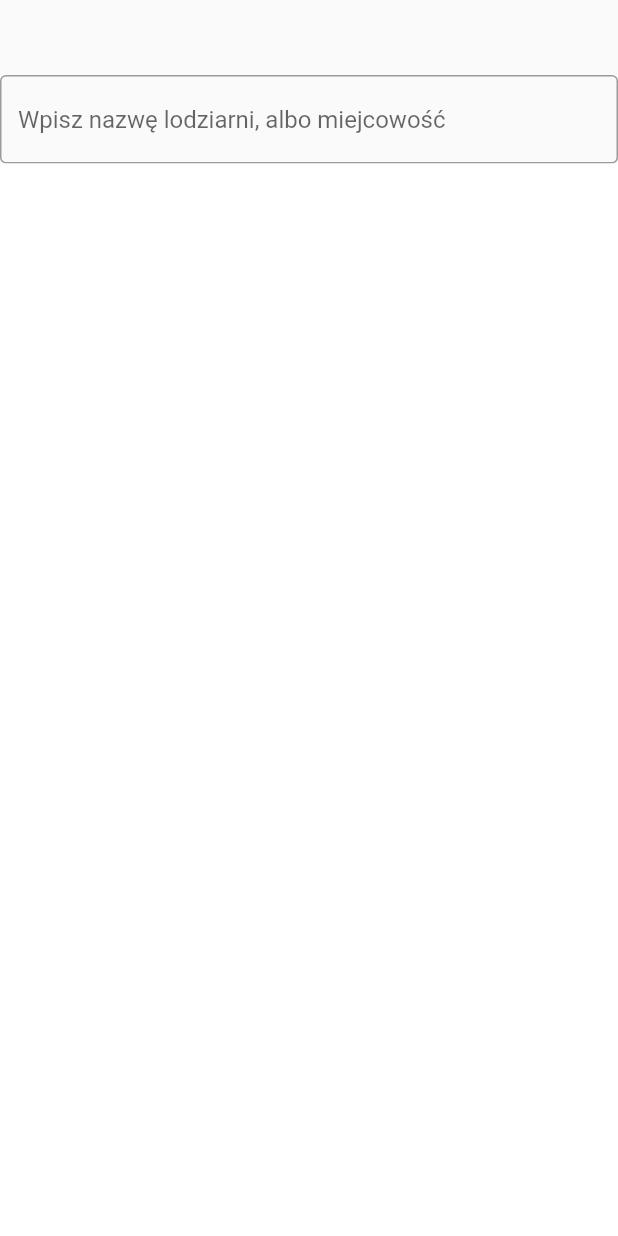
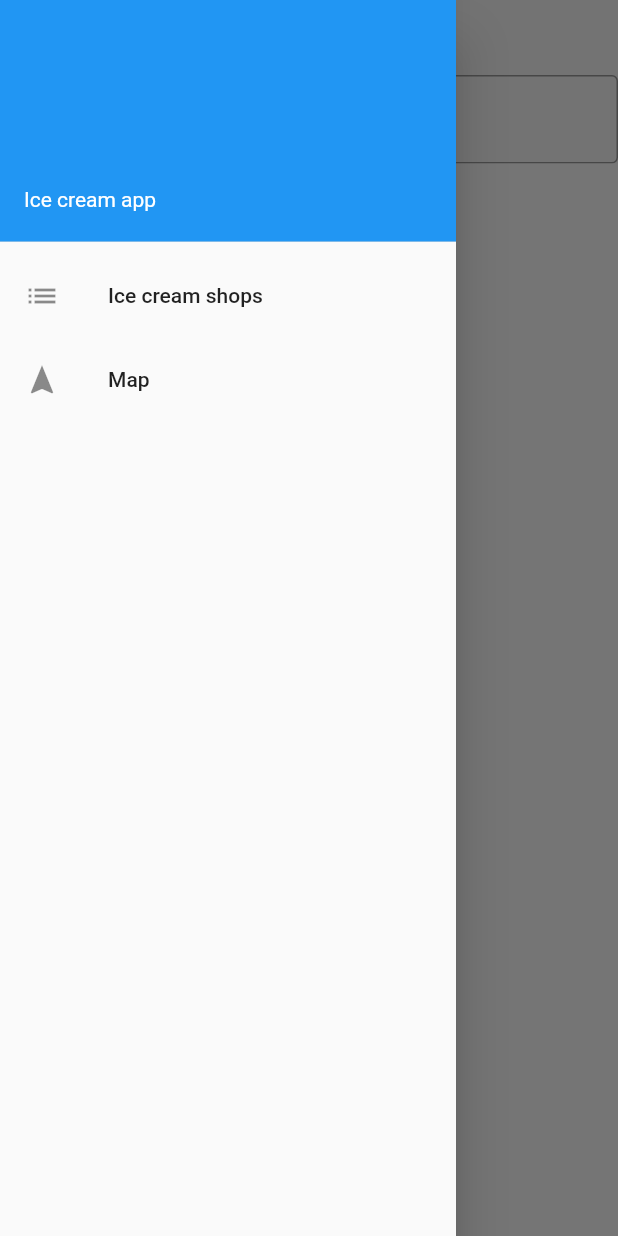
Before and after one commit to ProjektySemestr7/IceCreamApp, a Flutter app: the screen it shows after launch, with the side drawer open (before the commit the screen has no drawer), on a phone screen of 412 x 824 dp. Run offline on Flutter 3.47's test engine with Material 2 defaults, Android fonts, the phone set to English and light mode, and no system bars; our stand-ins replace cloud_firestore, firebase_core, google_maps_flutter; accounts and stored records are empty.

Commit message:
closed #18 Add app drawer

```diff
--- /dev/null
+++ b/lib/components/app_drawer.dart
@@ -0,0 +1,36 @@
+import 'package:flutter/material.dart';
+import 'package:ice2/views/map_view.dart';
+import 'package:ice2/views/stores_list.dart';
+
+class AppDrawer extends StatelessWidget {
+  @override
+  Widget build(BuildContext context) {
+    return SizedBox(
+        //width: 225,
+        child: Drawer(
+      child: ListView(
+        padding: const EdgeInsets.all(0),
+        children: <Widget>[
+          const UserAccountsDrawerHeader(
+            accountName: Text(""),
+            accountEmail: Text("Ice cream app"),
+          ),
+          ListTile(
+              leading: const Icon(Icons.list),
+              title: const Text("Ice cream shops"),
+              onTap: () {
+                Navigator.push(context,
+                    MaterialPageRoute(builder: (context) => StoresList()));
+              }),
+          ListTile(
+              leading: const Icon(Icons.navigation),
+              title: const Text("Map"),
+              onTap: () {
+                Navigator.push(context,
+                    MaterialPageRoute(builder: (context) => MapView()));
+              })
+        ],
+      ),
+    ));
+  }
+}
--- a/lib/views/map_view.dart
+++ b/lib/views/map_view.dart
@@ -3,6 +3,7 @@ import 'dart:developer';
 import 'package:flutter/material.dart';
 import 'package:google_maps_flutter/google_maps_flutter.dart';
 import 'package:cloud_firestore/cloud_firestore.dart';
+import 'package:ice2/components/app_drawer.dart';
 import 'package:ice2/views/store_details.dart';
 
 class MapView extends StatefulWidget {
@@ -81,6 +82,7 @@ class _MapViewState extends State<MapView> {
                   zoom: 15)),
         ),
       ),
+      drawer: AppDrawer(),
     );
   }
 }
--- a/lib/views/store_details.dart
+++ b/lib/views/store_details.dart
@@ -1,5 +1,6 @@
 import 'package:flutter/material.dart';
 import 'package:cloud_firestore/cloud_firestore.dart';
+import 'package:ice2/components/app_drawer.dart';
 import 'package:ice2/components/store_info_bar.dart';
 
 class StoreDetails extends StatefulWidget {
@@ -46,6 +47,7 @@ class _StoreDetailsState extends State<StoreDetails> {
         ),
         StoreInfoBar(storeId: widget.storeId)
       ]),
+      drawer: AppDrawer(),
     );
   }
 }
--- a/lib/views/stores_list.dart
+++ b/lib/views/stores_list.dart
@@ -1,5 +1,6 @@
 import 'package:flutter/material.dart';
 import 'package:cloud_firestore/cloud_firestore.dart';
+import 'package:ice2/components/app_drawer.dart';
 import 'package:ice2/views/store_details.dart';
 
 class StoresList extends StatefulWidget {
@@ -77,6 +78,7 @@ class _StoresListState extends State<StoresList> {
           ),
         ],
       ),
+      drawer: AppDrawer(),
     );
   }
 }
```
